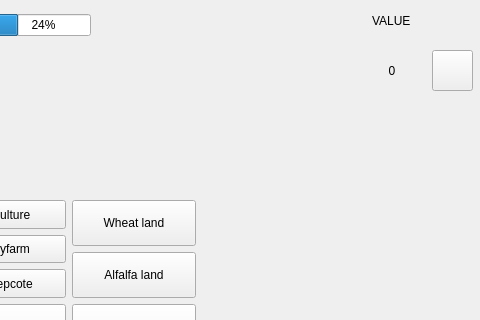
slotfi909/heyDay, file mainwindow.ui: the form before one commit; both pictures show x 108 to 588 and y 0 to 320 of the 588 by 513 pixel window.
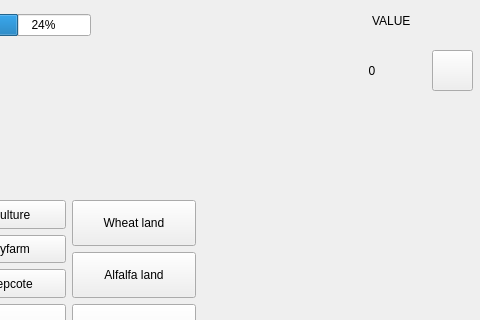
The form after the commit.

```diff
--- a/mainwindow.ui
+++ b/mainwindow.ui
@@ -229,9 +229,9 @@
    <widget class="QLabel" name="label_5">
     <property name="geometry">
      <rect>
-      <x>490</x>
+      <x>470</x>
       <y>50</y>
-      <width>41</width>
+      <width>61</width>
       <height>41</height>
      </rect>
     </property>
```
Left out of the diff: 2 changed lines with no effect on the pictures.
